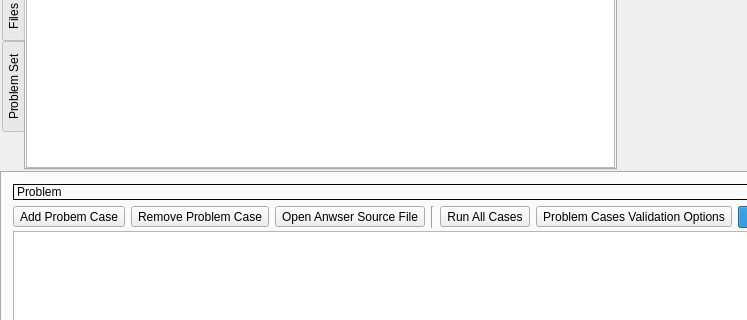
royqh1979/RedPanda-CPP, file RedPandaIDE/mainwindow.ui: the form before one commit; both pictures show x 0 to 747 and y 251 to 571 of the 1114 by 742 pixel window.
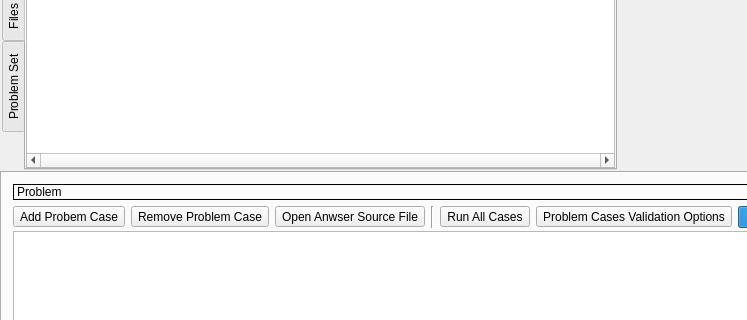
The form after the commit. Icons and pictures are not drawn. Custom widgets are drawn as their Qt base class.

Diff of the .ui file:
```diff
--- a/RedPandaIDE/mainwindow.ui
+++ b/RedPandaIDE/mainwindow.ui
@@ -206,6 +206,9 @@
              </property>
              <item>
               <widget class="QTreeView" name="classBrowser">
+               <property name="horizontalScrollBarPolicy">
+                <enum>Qt::ScrollBarAlwaysOn</enum>
+               </property>
                <property name="rootIsDecorated">
                 <bool>true</bool>
                </property>
```
